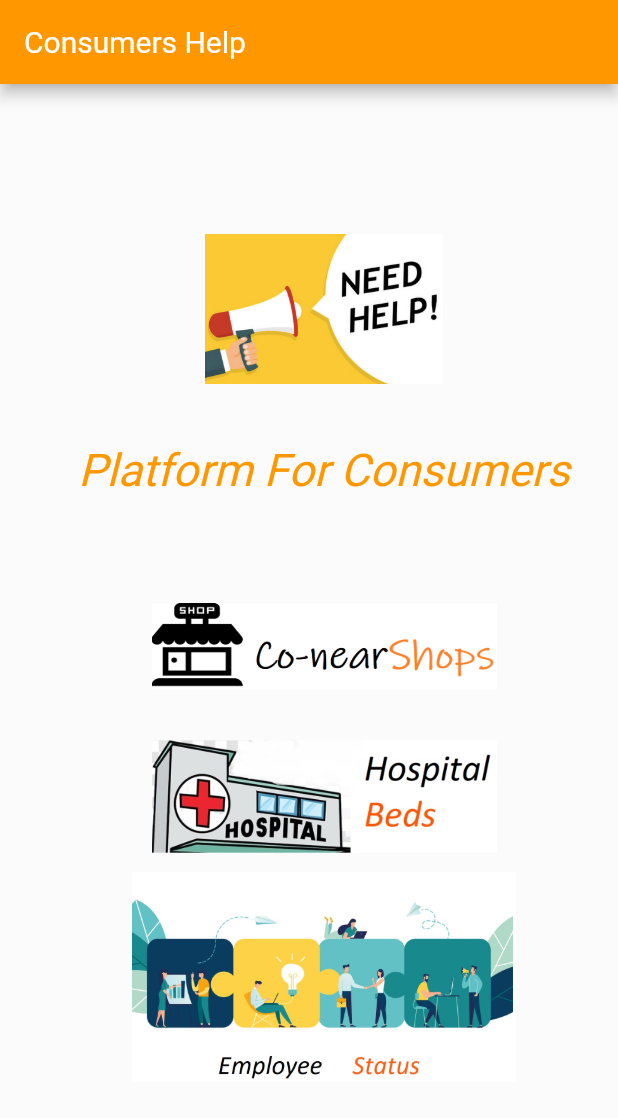
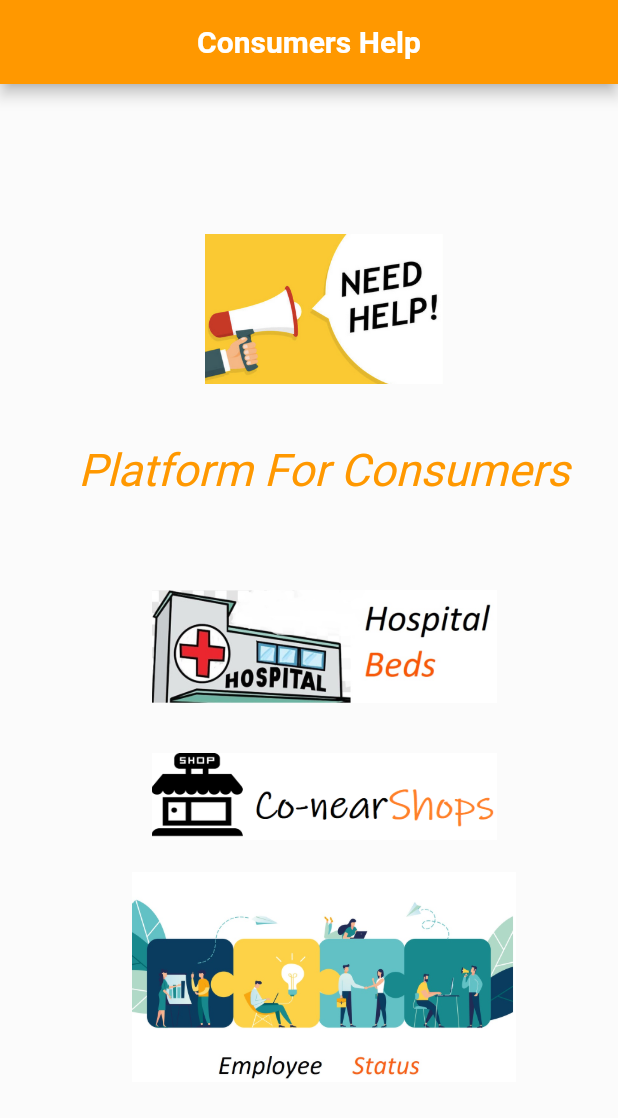
Before and after one commit to mayanknitb11/eCommerce-Online-Store, a Flutter app: the screen it shows after launch, on a phone screen of 412 x 824 dp. Shown: the top 1118 px of the screen. Run offline on Flutter 3.47's test engine with Material 2 defaults, Android fonts, the phone set to English and light mode, and no system bars; our stand-ins replace cached_network_image, carousel_pro, cloud_firestore, firebase_auth, firebase_core, firebase_messaging and 11 more; accounts and stored records are empty; Roboto replaces fonts that are missing (Roboto-Light.ttf).

Commit message:
MAJOR PROJECT

```diff
--- a/lib/frontPage.dart
+++ b/lib/frontPage.dart
@@ -19,8 +19,10 @@ class _FrontPageState extends State<FrontPage> {
       appBar: AppBar(
           title: Text(
             'Consumers Help',
-            textAlign: TextAlign.center,
+            style: TextStyle(color: Colors.white, fontWeight: FontWeight.bold),
           ),
+        centerTitle: true,
+
           backgroundColor: Colors.orange[500]),
       body: Container(
         color: Colors.white10,
@@ -57,11 +59,11 @@ class _FrontPageState extends State<FrontPage> {
                 height: 100,
                 alignment: Alignment.center,
                 child: Image.asset(
-                  "assets/images/menus/ic_food_express.png",
+                  "assets/images/img/hospital.jpg",
                 ),
               ),
               onTap: () {
-                Navigator.push(context, ScaleRoute(page: SignInPage()));
+                Navigator.push(context, ScaleRoute(page: Hospital()));
               },
             ),
             InkWell(
@@ -70,11 +72,11 @@ class _FrontPageState extends State<FrontPage> {
                 height: 100,
                 alignment: Alignment.center,
                 child: Image.asset(
-                  "assets/images/img/hospital.jpg",
+                  "assets/images/menus/ic_food_express.png",
                 ),
               ),
               onTap: () {
-                Navigator.push(context, ScaleRoute(page: Hospital()));
+                Navigator.push(context, ScaleRoute(page: SignInPage()));
               },
             ),
             InkWell(
--- a/lib/screens/hospital.dart
+++ b/lib/screens/hospital.dart
@@ -127,7 +127,7 @@ class SignInButtonWidget extends StatelessWidget {
                 ),
               ),
               onTap: () {
-                Navigator.push(context, ScaleRoute(page: HomePage()));
+                Navigator.push(context, ScaleRoute(page: Search()));
               },
             ),
           ),
```
